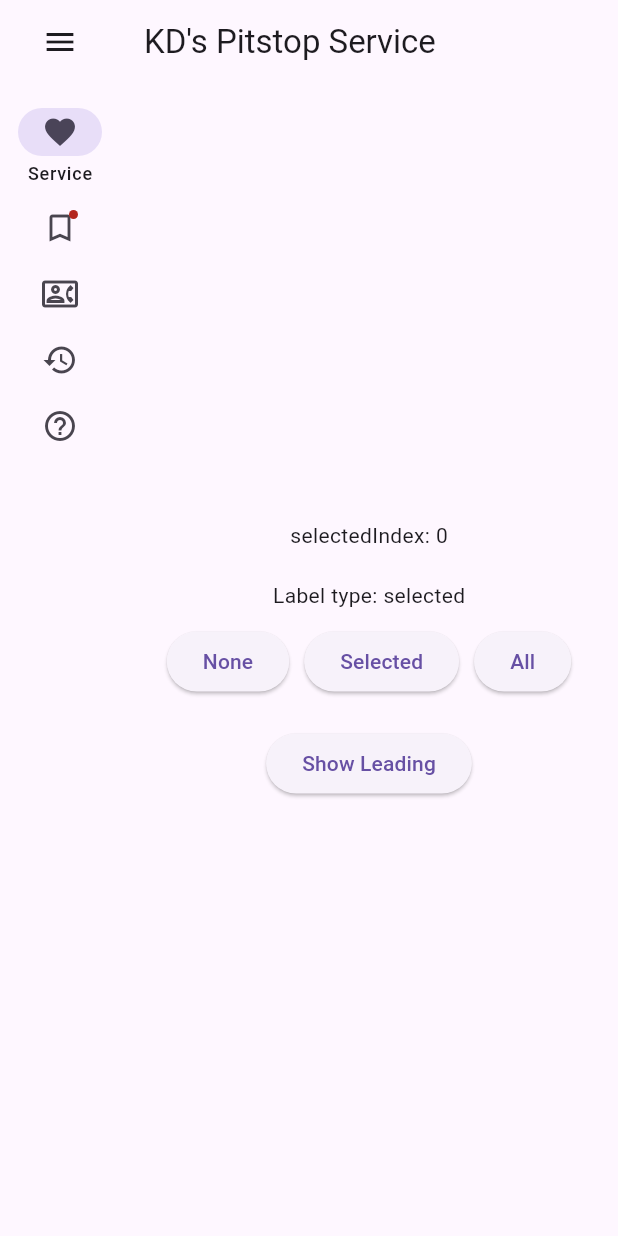
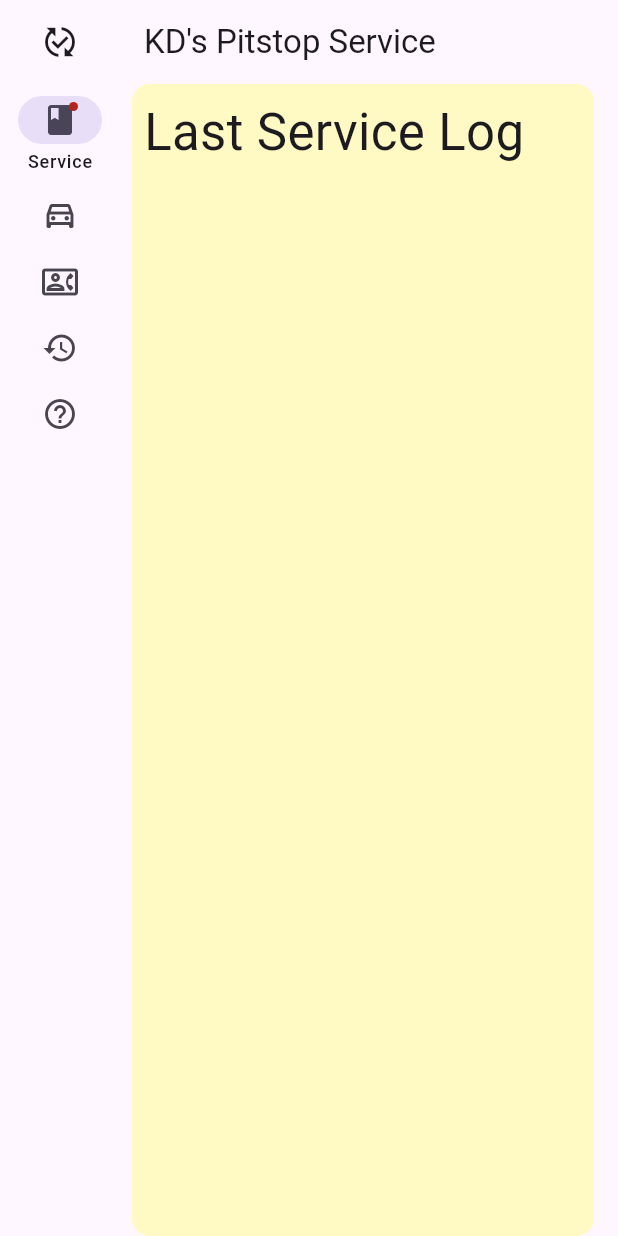
Before and after one commit to omkartapale/pitstop_service, a Flutter app: the screen it shows after launch, on a phone screen of 412 x 824 dp. Run offline on Flutter 3.47's test engine with Material 3 defaults, Android fonts, the phone set to English and light mode, and no system bars.

Commit message:
feat (UI): NavigationRail in action
- Cleanup code
- Add NavigationRailDestination screens

```diff
--- a/lib/app.dart
+++ b/lib/app.dart
@@ -8,28 +8,93 @@ class ServiceApp extends StatefulWidget {
 }
 
 class _ServiceAppState extends State<ServiceApp> {
+  // The contents of views
+  // Only the content associated with the selected tab is displayed on the screen
+  final List<Widget> _mainContents = [
+    // Content for Home tab
+    Card(
+      color: Colors.yellow.shade100,
+      shadowColor: Colors.transparent,
+      margin: const EdgeInsets.only(left: 8.0, right: 16.0),
+      child: Container(
+        padding: const EdgeInsets.all(8),
+        child: const SizedBox.expand(
+          child: Text(
+            'Last Service Log',
+            style: TextStyle(fontSize: 34),
+          ),
+        ),
+      ),
+    ),
+
+    // Content for Vehicle Information tab
+    Card(
+      color: Colors.purple.shade100,
+      shadowColor: Colors.transparent,
+      margin: const EdgeInsets.only(left: 8.0, right: 16.0),
+      child: Container(
+        padding: const EdgeInsets.all(8),
+        child: const SizedBox.expand(
+          child: Text(
+            'Vehicle Information',
+            style: TextStyle(fontSize: 34),
+          ),
+        ),
+      ),
+    ),
+
+    // Content for Contact tab
+    Card(
+      color: Colors.red.shade100,
+      shadowColor: Colors.transparent,
+      margin: const EdgeInsets.only(left: 8.0, right: 16.0),
+      child: Container(
+        padding: const EdgeInsets.all(8),
+        alignment: Alignment.topLeft,
+        child: const Text(
+          'Contact KD\'s Pitstop',
+          style: TextStyle(fontSize: 34),
+        ),
+      ),
+    ),
+
+    // Content for History tab
+    Card(
+      shadowColor: Colors.transparent,
+      margin: const EdgeInsets.only(left: 8.0, right: 16.0),
+      child: Container(
+        padding: const EdgeInsets.all(8),
+        alignment: Alignment.topLeft,
+        child: const Text(
+          'History',
+          style: TextStyle(fontSize: 34),
+        ),
+      ),
+    ),
+
+    //Content for About tab
+    const Card(
+      shadowColor: Colors.transparent,
+      margin: EdgeInsets.only(left: 8.0, right: 16.0),
+      child: SizedBox.expand(
+        child: Text(
+          'About',
+          // style: Theme.of(context).textTheme.titleLarge,
+          style: TextStyle(fontSize: 34),
+        ),
+      ),
+    ),
+  ];
+
+  // The index of the selected tab
+  // In the beginning, the Home tab is selected
   int _selectedIndex = 0;
-  NavigationRailLabelType labelType = NavigationRailLabelType.selected;
-  bool showLeading = false;
-  bool showTrailing = false;
-  bool extendedRail = false;
-  double groupAlignment = -1.0;
 
   @override
   Widget build(BuildContext context) {
     return Scaffold(
       appBar: AppBar(
-        leading: IconButton(
-          icon: const Icon(Icons.menu),
-          onPressed: () {
-            setState(() {
-              labelType = extendedRail
-                  ? NavigationRailLabelType.selected
-                  : NavigationRailLabelType.none;
-              extendedRail = !extendedRail;
-            });
-          },
-        ),
+        leading: const Icon(Icons.published_with_changes, size: 24),
         leadingWidth: 80,
         title: const Text('KD\'s Pitstop Service'),
       ),
@@ -37,33 +102,32 @@ class _ServiceAppState extends State<ServiceApp> {
         child: Row(
           children: <Widget>[
             NavigationRail(
-              extended: extendedRail,
-              // minExtendedWidth: 160,
+              // leading:
+              //     IconButton(icon: const Icon(Icons.menu), onPressed: () {}),
+              // trailing: FloatingActionButton(
+              //   elevation: 0,
+              //   onPressed: () {
+              //     // Add your onPressed code here!
+              //   },
+              //   child: const Icon(Icons.add),
+              // ),
+              // groupAlignment: 0,
               selectedIndex: _selectedIndex,
               onDestinationSelected: (int index) {
                 setState(() {
                   _selectedIndex = index;
                 });
               },
-              labelType: labelType,
-              leading: showLeading
-                  ? FloatingActionButton(
-                      elevation: 0,
-                      onPressed: () {
-                        // Add your onPressed code here!
-                      },
-                      child: const Icon(Icons.add),
-                    )
-                  : const SizedBox(),
+              labelType: NavigationRailLabelType.selected,
               destinations: const <NavigationRailDestination>[
                 NavigationRailDestination(
-                  icon: Icon(Icons.favorite_border),
-                  selectedIcon: Icon(Icons.favorite),
+                  icon: Badge(child: Icon(Icons.bookmark_border)),
+                  selectedIcon: Badge(child: Icon(Icons.book)),
                   label: Text('Service'),
                 ),
                 NavigationRailDestination(
-                  icon: Badge(child: Icon(Icons.bookmark_border)),
-                  selectedIcon: Badge(child: Icon(Icons.book)),
+                  icon: Icon(Icons.time_to_leave_outlined),
+                  selectedIcon: Icon(Icons.time_to_leave),
                   label: Text('Vehicle'),
                 ),
                 NavigationRailDestination(
@@ -83,63 +147,10 @@ class _ServiceAppState extends State<ServiceApp> {
                 ),
               ],
             ),
-            // const VerticalDivider(thickness: 1, width: 1),
-            // This is the main content.
-            Expanded(
-              child: Column(
-                mainAxisAlignment: MainAxisAlignment.center,
-                children: <Widget>[
-                  Text('selectedIndex: $_selectedIndex'),
-                  const SizedBox(height: 20),
-                  Text('Label type: ${labelType.name}'),
-                  const SizedBox(height: 10),
-                  OverflowBar(
-                    spacing: 10.0,
-                    children: <Widget>[
-                      ElevatedButton(
-                        onPressed: () {
-                          setState(() {
-                            labelType = NavigationRailLabelType.none;
-                          });
-                        },
-                        child: const Text('None'),
-                      ),
-                      ElevatedButton(
-                        onPressed: () {
-                          setState(() {
-                            labelType = NavigationRailLabelType.selected;
-                          });
-                        },
-                        child: const Text('Selected'),
-                      ),
-                      ElevatedButton(
-                        onPressed: () {
-                          setState(() {
-                            labelType = NavigationRailLabelType.all;
-                          });
-                        },
-                        child: const Text('All'),
-                      ),
-                    ],
-                  ),
-                  const SizedBox(height: 20),
-                  OverflowBar(
-                    spacing: 10.0,
-                    children: <Widget>[
-                      ElevatedButton(
-                        onPressed: () {
-                          setState(() {
-                            showLeading = !showLeading;
-                          });
-                        },
-                        child:
-                            Text(showLeading ? 'Hide Leading' : 'Show Leading'),
-                      ),
-                    ],
-                  ),
-                ],
-              ),
-            ),
+            // Main content
+            // This part is always shown
+            // You will see it on both small and wide screen
+            Expanded(child: _mainContents[_selectedIndex]),
           ],
         ),
       ),
```
